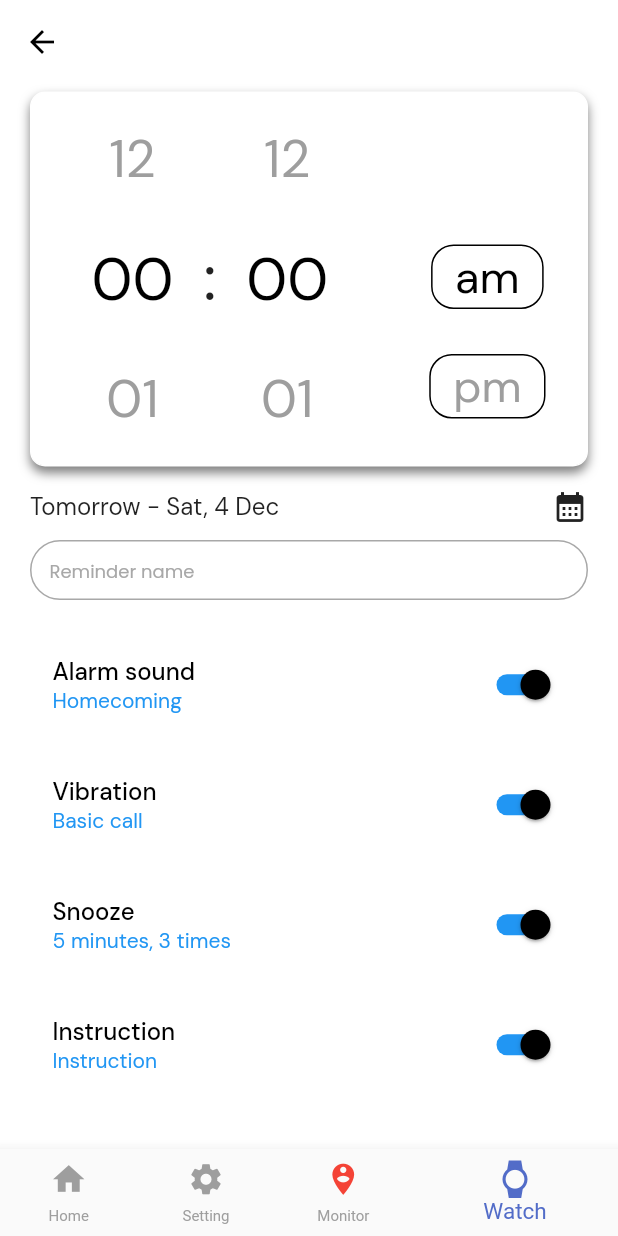
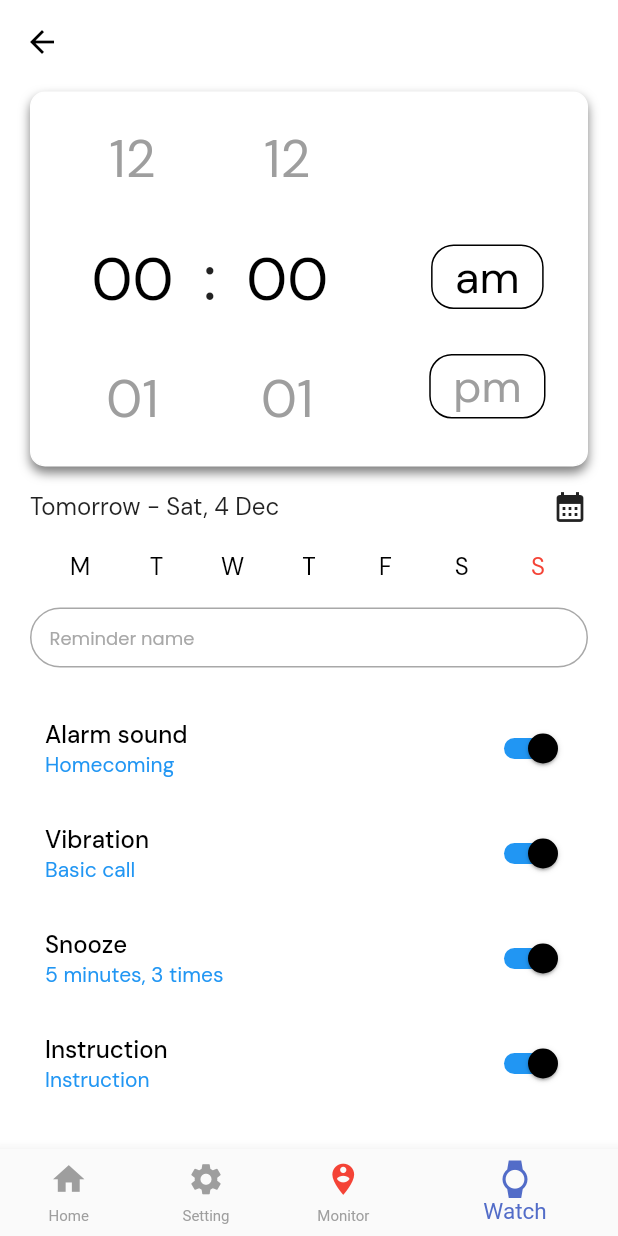
Before and after one commit to MumtazzainA/Alwatzher_MumtazKeren, a Flutter app: the SetReminderScreen screen opened directly, on a phone screen of 412 x 824 dp. Run offline on Flutter 3.47's test engine with Material 2 defaults, Android fonts, the phone set to English and light mode, and no system bars; drawn by our look-alikes of numberpicker; our stand-ins replace equatable, flutter_login, get, google_fonts, image_picker.

Commit message:
Add reminder detail

```diff
--- a/lib/pages/set_reminder_screen.dart
+++ b/lib/pages/set_reminder_screen.dart
@@ -12,6 +12,7 @@ class SetReminderScreen extends StatefulWidget {
 }
 
 class _SetReminderScreenState extends State<SetReminderScreen> {
+  Set<int> selectedIndices = {};
   var hour = 0;
   var minute = 0;
   var timeFormat = "am";
@@ -198,6 +199,23 @@ class _SetReminderScreenState extends State<SetReminderScreen> {
             SizedBox(
               height: 10,
             ),
+            Row(
+              crossAxisAlignment: CrossAxisAlignment.start,
+              mainAxisAlignment: MainAxisAlignment.spaceEvenly,
+              children: [
+                _buildDayItem("M", 0),
+                _buildDayItem("T", 1),
+                _buildDayItem("W", 2),
+                _buildDayItem("T", 3),
+                _buildDayItem("F", 4),
+                _buildDayItem("S", 5),
+                _buildDayItem("S", 6),
+              ],
+            ),
+            SizedBox(
+              height: 10,
+            ),
+            //Reminder name
             Container(
               margin: EdgeInsets.fromLTRB(0, 0, 0, 19),
               padding: EdgeInsets.fromLTRB(12, 0, 12, 0),
@@ -234,9 +252,8 @@ class _SetReminderScreenState extends State<SetReminderScreen> {
               child: Column(
                 children: [
                   Container(
-                    padding: EdgeInsets.all(15),
-                    margin: EdgeInsets.symmetric(horizontal: 0),
-                    height: 75,
+                    padding: EdgeInsets.all(10),
+                    height: 70,
                     // decoration: BoxDecoration(
                     //   border: Border.all(color: Colors.white),
                     //   borderRadius: BorderRadius.all(Radius.circular(20)),
@@ -282,13 +299,10 @@ class _SetReminderScreenState extends State<SetReminderScreen> {
                       ],
                     ),
                   ),
-                  SizedBox(
-                    height: 5,
-                  ),
                   Container(
-                    padding: EdgeInsets.all(15),
-                    margin: EdgeInsets.symmetric(horizontal: 0),
-                    height: 75,
+                    padding: EdgeInsets.all(10),
+
+                    height: 70,
                     // decoration: BoxDecoration(
                     //   border: Border.all(color: Colors.white),
                     //   borderRadius: BorderRadius.all(Radius.circular(20)),
@@ -334,13 +348,10 @@ class _SetReminderScreenState extends State<SetReminderScreen> {
                       ],
                     ),
                   ),
-                  SizedBox(
-                    height: 5,
-                  ),
                   Container(
-                    padding: EdgeInsets.all(15),
-                    margin: EdgeInsets.symmetric(horizontal: 0),
-                    height: 75,
+                    padding: EdgeInsets.all(10),
+
+                    height: 70,
                     // decoration: BoxDecoration(
                     //   border: Border.all(color: Colors.white),
                     //   borderRadius: BorderRadius.all(Radius.circular(20)),
@@ -386,13 +397,10 @@ class _SetReminderScreenState extends State<SetReminderScreen> {
                       ],
                     ),
                   ),
-                  SizedBox(
-                    height: 5,
-                  ),
                   Container(
-                    padding: EdgeInsets.all(15),
-                    margin: EdgeInsets.symmetric(horizontal: 0),
-                    height: 75,
+                    padding: EdgeInsets.all(10),
+
+                    height: 70,
                     // decoration: BoxDecoration(
                     //   border: Border.all(color: Colors.white),
                     //   borderRadius: BorderRadius.all(Radius.circular(20)),
@@ -492,4 +500,44 @@ class _SetReminderScreenState extends State<SetReminderScreen> {
       ),
     );
   }
+
+  Widget _buildDayItem(String dayText, int index) {
+    bool isSelected = selectedIndices.contains(index);
+    bool isLastLetter = index == 6;
+    return GestureDetector(
+      onTap: () {
+        setState(() {
+          if (isSelected) {
+            selectedIndices.remove(index);
+          } else {
+            selectedIndices.add(index);
+          }
+        });
+      },
+      child: Container(
+        width: 35,
+        height: 35,
+        decoration: BoxDecoration(
+          shape: BoxShape.circle,
+          color: isSelected ? Colors.blue : Colors.transparent,
+        ),
+        child: Center(
+          child: Text(
+            dayText,
+            style: GoogleFonts.dmSans(
+              textStyle: TextStyle(
+                fontWeight: FontWeight.normal,
+                fontSize: 16,
+                color: isLastLetter && !isSelected
+                    ? Colors.red
+                    : isSelected
+                        ? Colors.white
+                        : Colors.black,
+              ),
+            ),
+          ),
+        ),
+      ),
+    );
+  }
 }
```
Also changed, not shown: lib/pages/list_of_activity_and_reminder_screen.dart (+13 -2 lines), lib/pages/set_activity_screen.dart (added, +567 -0 lines), assets/images/clock.png (added).
